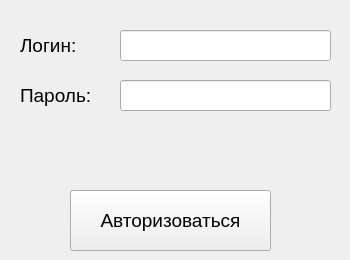
First picture: the form in ui/authorization.ui, repository night0hunter/CashMachine, before the edit.
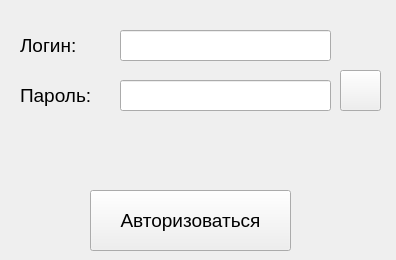
Second picture: the form after the edit.

Commit message: hidePassword button repaired

```diff
--- a/ui/authorization.ui
+++ b/ui/authorization.ui
@@ -6,7 +6,7 @@
    <rect>
     <x>0</x>
     <y>0</y>
-    <width>350</width>
+    <width>396</width>
     <height>260</height>
    </rect>
   </property>
@@ -16,7 +16,7 @@
   <widget class="QPushButton" name="auth_btn_2">
    <property name="geometry">
     <rect>
-     <x>70</x>
+     <x>90</x>
      <y>190</y>
      <width>201</width>
      <height>61</height>
@@ -89,9 +89,9 @@
   <widget class="QLabel" name="error2">
    <property name="geometry">
     <rect>
-     <x>30</x>
+     <x>70</x>
      <y>130</y>
-     <width>291</width>
+     <width>251</width>
      <height>41</height>
     </rect>
    </property>
@@ -121,6 +121,22 @@
     <enum>QLineEdit::Password</enum>
    </property>
   </widget>
+  <widget class="QPushButton" name="hide_password">
+   <property name="geometry">
+    <rect>
+     <x>340</x>
+     <y>70</y>
+     <width>41</width>
+     <height>41</height>
+    </rect>
+   </property>
+   <property name="text">
+    <string/>
+   </property>
+   <property name="autoRepeat">
+    <bool>false</bool>
+   </property>
+  </widget>
  </widget>
  <resources/>
  <connections/>
```
The commit also changes 4 other files.
